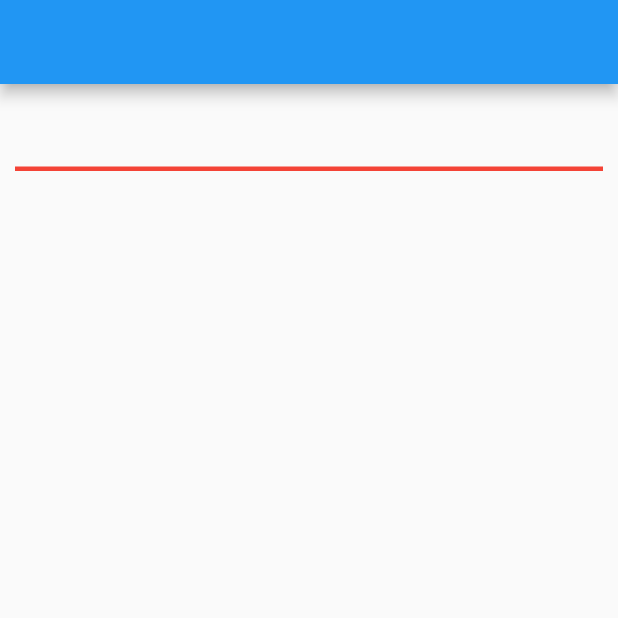
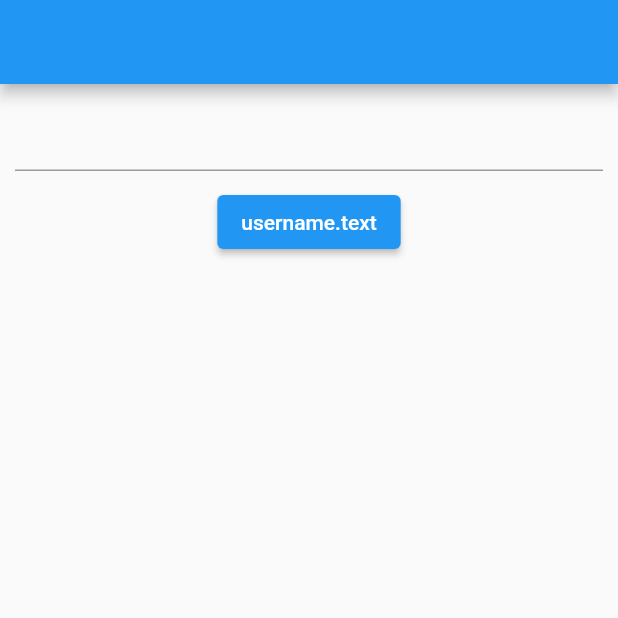
Before and after one commit to wejden7/Flutter_Tutorial, a Flutter app: the screen it shows after launch, on a phone screen of 412 x 824 dp, the top half of it. Run offline on Flutter 3.47's test engine with Material 2 defaults, Android fonts, the light colour scheme and no system bars.

Commit message:
TextFormField
controller

```diff
--- a/lib/NewPage/test.dart
+++ b/lib/NewPage/test.dart
@@ -1,4 +1,5 @@
 import 'package:flutter/material.dart';
+import 'package:flutter/services.dart';
 
 class Test extends StatefulWidget {
   @override
@@ -6,23 +7,34 @@ class Test extends StatefulWidget {
 }
 
 class _TestState extends State<Test> {
+  TextEditingController username = new TextEditingController();
   @override
   Widget build(BuildContext context) {
     return MaterialApp(
       home: Scaffold(
         appBar: AppBar(),
-        body: Container(
-          padding: EdgeInsets.all(10),
-          child: TextFormField(
-            decoration: InputDecoration(
-                //  enabled: false,
-                //  disabledBorder: UnderlineInputBorder(
-                //     borderSide: BorderSide(color: Colors.green, width: 3)),
-                enabledBorder: UnderlineInputBorder(
-                    borderSide: BorderSide(color: Colors.red, width: 3)),
-                focusedBorder: UnderlineInputBorder(
-                    borderSide: BorderSide(color: Colors.black, width: 3))),
-          ),
+        body: Column(
+          children: [
+            Container(
+              padding: EdgeInsets.all(10),
+              child: TextFormField(
+                  cursorColor: Colors.red,
+                  cursorHeight: 30,
+                  cursorWidth: 20,
+                  //maxLength: 20,
+                  // maxLines: 2,
+                  //obscureText: true,
+                  textInputAction: TextInputAction.go,
+                  controller: username,
+                  decoration: InputDecoration()),
+            ),
+            ElevatedButton(
+              onPressed: () {
+                print(username.text);
+              },
+              child: Text("username.text"),
+            )
+          ],
         ),
       ),
     );
```
